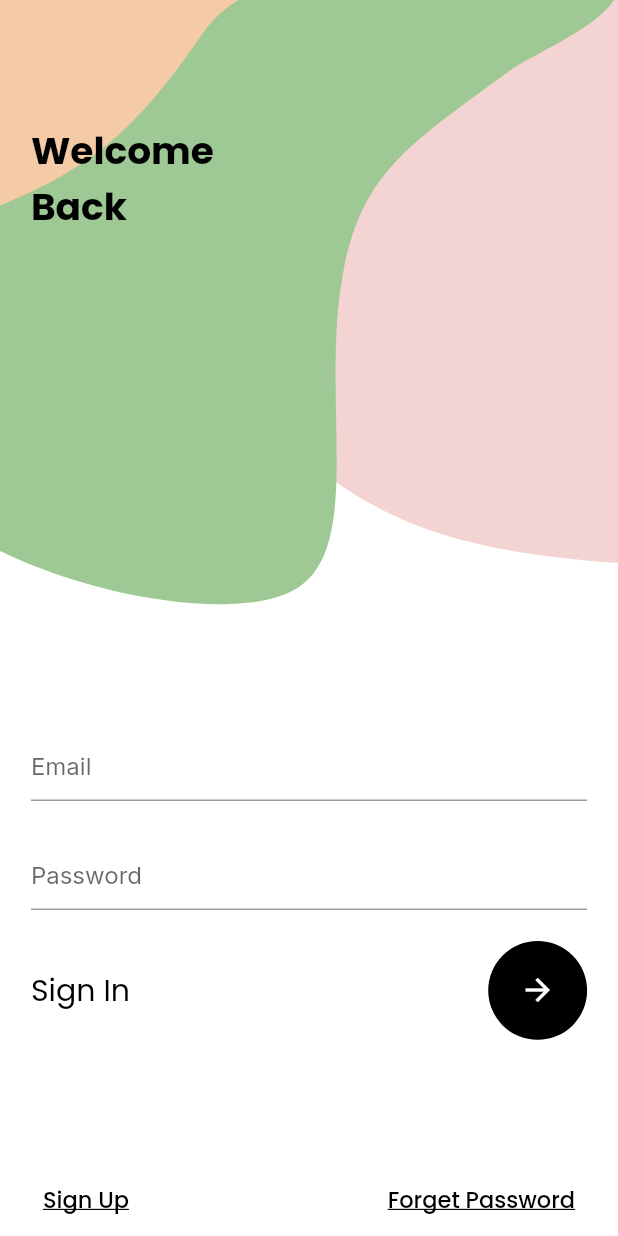
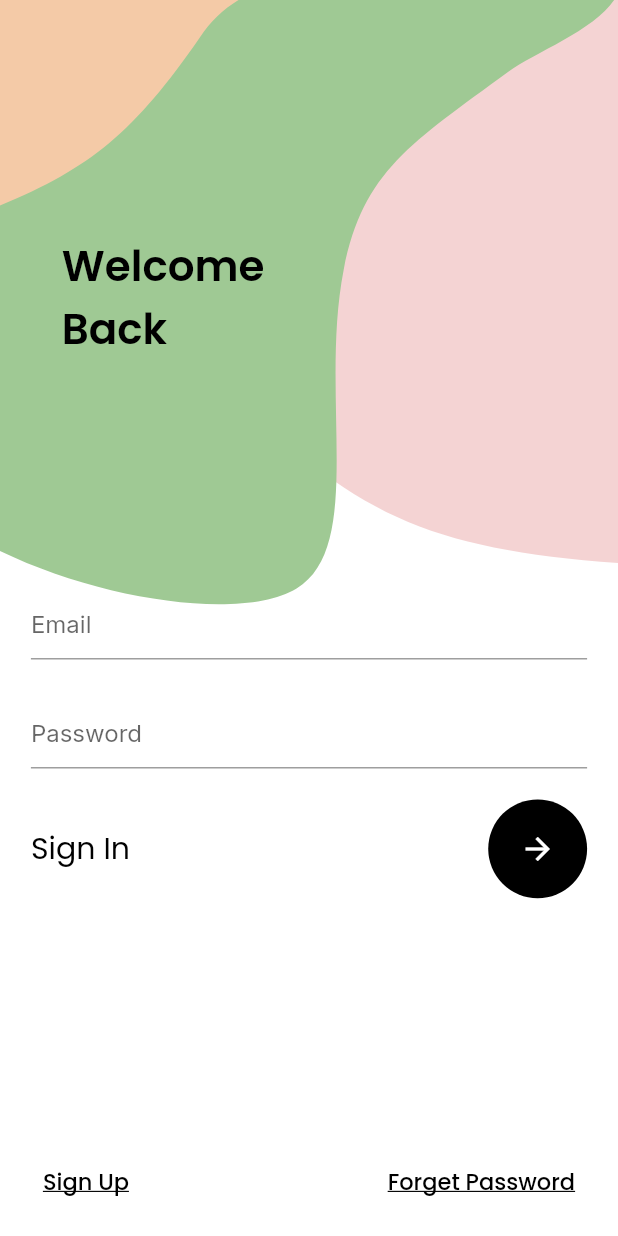
Before and after one commit to Sparsh-R17/Climate-Fintech-App, a Flutter app: the LoginPage screen opened by its route, on a phone screen of 412 x 824 dp. Run offline on Flutter 3.47's test engine with Material 2 defaults, Android fonts, the phone set to English and light mode, and no system bars; our stand-ins replace carousel_slider, flutter_svg, google_fonts; missing offline and left inert: dart:ffi.

Commit message:
CompanyInfo & Login Updated

```diff
--- a/lib/screens/login.dart
+++ b/lib/screens/login.dart
@@ -1,7 +1,8 @@
-import 'package:climate_fintech_app/screens/signup.dart';
 import 'package:flutter/material.dart';
 import 'package:flutter_svg/flutter_svg.dart';
 import 'package:google_fonts/google_fonts.dart';
+
+import '/screens/signup.dart';
 
 class LoginPage extends StatefulWidget {
   static const routeName = '/login';
@@ -26,50 +27,30 @@ class _LoginPageState extends State<LoginPage> {
               fit: BoxFit.cover,
             ),
           ),
-          // Container(
-          //   alignment: Alignment.topLeft,
-          //   padding: EdgeInsets.only(
-          //     top: MediaQuery.of(context).size.height * 0.25,
-          //     left: MediaQuery.of(context).size.width * 0.1,
-          //     right: MediaQuery.of(context).size.width * 0.2,
-          //   ),
-          //   child: Text(
-          //     'Welcome\nBack',
-          //     style: GoogleFonts.poppins(
-          //       color: Colors.black,
-          //       fontWeight: FontWeight.bold,
-          //       fontSize: 25,
-          //     ),
-          //   ),
-          // ),
-          SingleChildScrollView(
-            child: Container(
+          Container(
             padding: EdgeInsets.only(
               top: MediaQuery.of(context).size.height * 0.1,
               left: MediaQuery.of(context).size.width * 0.05,
               right: MediaQuery.of(context).size.width * 0.05,
             ),
             child: Column(
+              crossAxisAlignment: CrossAxisAlignment.start,
               children: <Widget>[
                 Container(
-                    alignment: Alignment.topLeft,
                   padding: EdgeInsets.only(
-                      //top: MediaQuery.of(context).size.height * 0.25,
-                      //left: MediaQuery.of(context).size.width * 0.1,
-                      right: MediaQuery.of(context).size.width * 0.2,
+                    top: MediaQuery.of(context).size.height * 0.09,
+                    left: MediaQuery.of(context).size.width * 0.05,
                   ),
                   child: Text(
                     'Welcome\nBack',
                     style: GoogleFonts.poppins(
                       color: Colors.black,
-                        fontWeight: FontWeight.bold,
-                        fontSize: 25,
+                      fontWeight: FontWeight.w600,
+                      fontSize: 28,
                     ),
                   ),
                 ),
-                  SizedBox(
-                    height: MediaQuery.of(context).size.height * 0.4,
-                  ),
+                const Spacer(),
                 const TextField(
                   decoration: InputDecoration(
                     hintText: 'Email',
@@ -86,7 +67,11 @@ class _LoginPageState extends State<LoginPage> {
                 SizedBox(
                   height: MediaQuery.of(context).size.height * 0.025,
                 ),
-                  Row(
+                Padding(
+                  padding: EdgeInsets.only(
+                    bottom: MediaQuery.of(context).size.height * 0.1,
+                  ),
+                  child: Row(
                     mainAxisAlignment: MainAxisAlignment.spaceBetween,
                     children: [
                       Text(
@@ -109,10 +94,15 @@ class _LoginPageState extends State<LoginPage> {
                       )
                     ],
                   ),
+                ),
                 SizedBox(
                   height: MediaQuery.of(context).size.height * 0.1,
                 ),
-                  Row(
+                Padding(
+                  padding: EdgeInsets.only(
+                    bottom: MediaQuery.of(context).size.height * 0.015,
+                  ),
+                  child: Row(
                     mainAxisAlignment: MainAxisAlignment.spaceBetween,
                     children: <Widget>[
                       TextButton(
@@ -144,9 +134,9 @@ class _LoginPageState extends State<LoginPage> {
                             ),
                           ))
                     ],
+                  ),
                 )
               ],
-              ),
             ),
           ),
         ],
```
Also changed, not shown: lib/widgets/company_info.dart (+168 -123 lines), pubspec.lock. Lines whose indentation alone changed are shown as unchanged.
